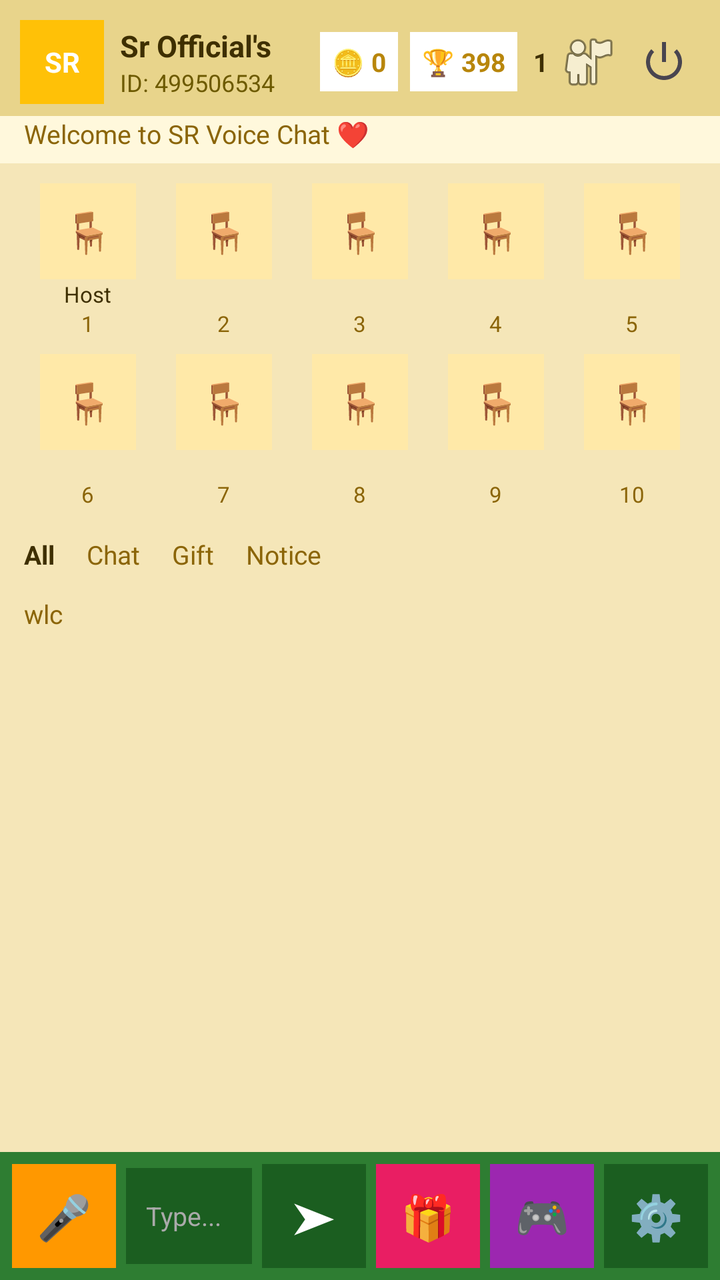
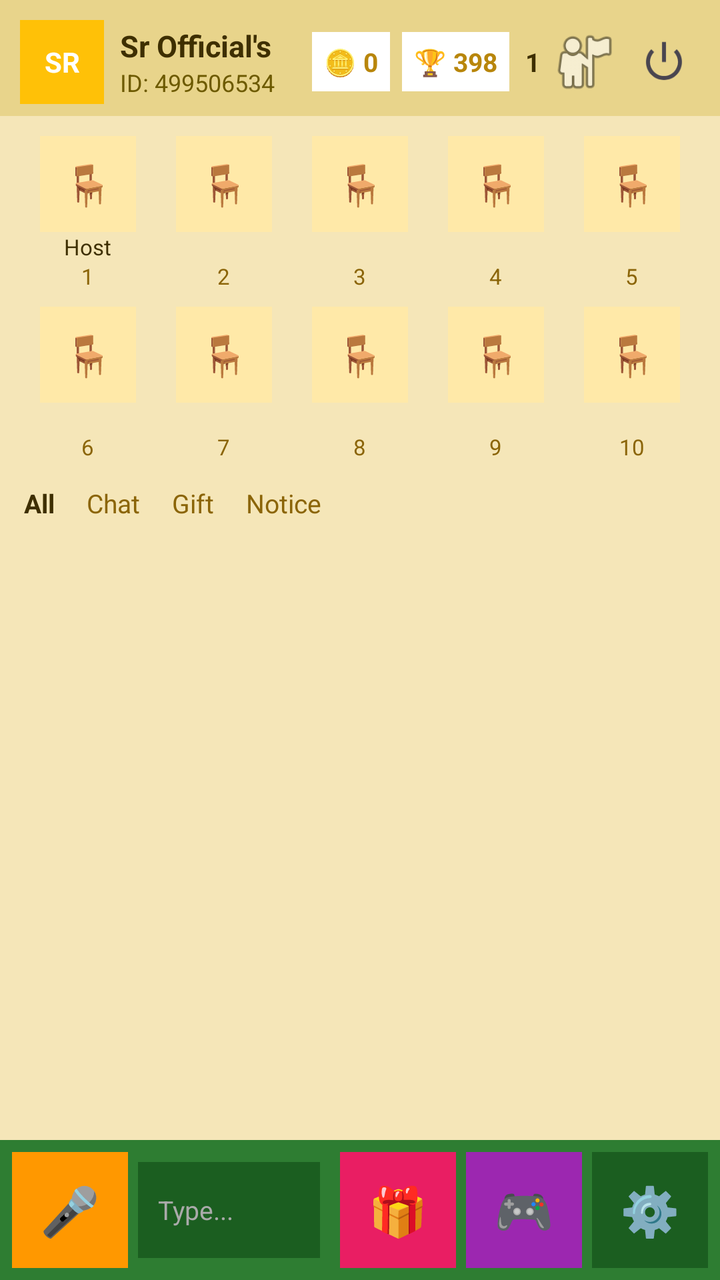

Two renders of the same Android screen: before a commit and after it. Below are the layout's source before the change and the commit's diff.
<!-- AndroidManifest.xml: activity theme Theme.SRVoiceChat -->
<!-- res/layout/activity_voice_room.xml -->
<?xml version="1.0" encoding="utf-8"?>
<LinearLayout xmlns:android="http://schemas.android.com/apk/res/android"
    android:layout_width="match_parent"
    android:layout_height="match_parent"
    android:orientation="vertical"
    android:background="#F5E6B8">

    
    <LinearLayout
        android:layout_width="match_parent"
        android:layout_height="wrap_content"
        android:orientation="horizontal"
        android:gravity="center_vertical"
        android:paddingStart="10dp"
        android:paddingEnd="10dp"
        android:paddingTop="10dp"
        android:paddingBottom="6dp"
        android:background="#E8D48B">

        <TextView
            android:id="@+id/roomHeaderProfileImg"
            android:layout_width="42dp"
            android:layout_height="42dp"
            android:gravity="center"
            android:text="SR"
            android:textColor="#FFFFFF"
            android:textSize="14sp"
            android:textStyle="bold"
            android:background="#FFC107" />

        <LinearLayout
            android:layout_width="0dp"
            android:layout_height="wrap_content"
            android:layout_weight="1"
            android:orientation="vertical"
            android:paddingStart="8dp">
            <TextView android:id="@+id/roomTitleText" android:layout_width="wrap_content" android:layout_height="wrap_content" android:text="Sr Official's Room" android:textColor="#3E2F00" android:textSize="15sp" android:textStyle="bold" android:maxLines="1" />
            <TextView android:id="@+id/roomInfoText" android:layout_width="wrap_content" android:layout_height="wrap_content" android:text="ID: 499506534" android:textColor="#6D5A00" android:textSize="12sp" />
        </LinearLayout>

        <LinearLayout android:layout_width="wrap_content" android:layout_height="wrap_content" android:orientation="horizontal" android:gravity="center_vertical" android:padding="6dp" android:background="#FFFFFF">
            <TextView android:id="@+id/textRoomCoins" android:layout_width="wrap_content" android:layout_height="wrap_content" android:text="🪙 0" android:textColor="#B8860B" android:textSize="13sp" android:textStyle="bold" />
        </LinearLayout>

        <LinearLayout android:id="@+id/btnInRoomRanking" android:layout_width="wrap_content" android:layout_height="wrap_content" android:orientation="horizontal" android:gravity="center_vertical" android:padding="6dp" android:layout_marginStart="6dp" android:background="#FFFFFF">
            <TextView android:layout_width="wrap_content" android:layout_height="wrap_content" android:text="🏆 398" android:textColor="#B8860B" android:textSize="13sp" android:textStyle="bold" />
        </LinearLayout>

        <TextView android:id="@+id/textOnlineCount" android:layout_width="wrap_content" android:layout_height="wrap_content" android:text="1" android:textColor="#3E2F00" android:textSize="13sp" android:textStyle="bold" android:paddingStart="8dp" />
        <ImageView android:id="@+id/btnOnlineList" android:layout_width="32dp" android:layout_height="32dp" android:layout_marginStart="4dp" android:src="@android:drawable/ic_menu_myplaces" android:contentDescription="Online" />
        <ImageButton android:id="@+id/btnPower" android:layout_width="36dp" android:layout_height="36dp" android:layout_marginStart="4dp" android:background="@android:color/transparent" android:src="@android:drawable/ic_lock_power_off" android:contentDescription="Power" />
    </LinearLayout>

    <TextView android:id="@+id/roomNoticeBarText" android:layout_width="match_parent" android:layout_height="wrap_content" android:paddingStart="12dp" android:paddingEnd="12dp" android:paddingBottom="6dp" android:background="#FFF8DC" android:text="Welcome to SR Voice Chat ❤️" android:textColor="#8B6508" android:textSize="13sp" />

    
    <LinearLayout android:layout_width="match_parent" android:layout_height="wrap_content" android:orientation="vertical" android:paddingStart="10dp" android:paddingEnd="10dp" android:paddingTop="6dp" android:background="#F5E6B8">
        <LinearLayout android:layout_width="match_parent" android:layout_height="wrap_content" android:orientation="horizontal" android:gravity="center" android:weightSum="5">
            <LinearLayout android:id="@+id/seat_0" android:layout_width="0dp" android:layout_height="wrap_content" android:layout_weight="1" android:orientation="vertical" android:gravity="center" android:padding="4dp">
                <TextView android:id="@+id/seatImg_0" android:layout_width="48dp" android:layout_height="48dp" android:gravity="center" android:text="🪑" android:textSize="20sp" android:background="#FFE9A8" />
                <TextView android:layout_width="wrap_content" android:layout_height="wrap_content" android:text="Host" android:textColor="#3E2F00" android:textSize="11sp" android:maxLines="1" />
                <TextView android:layout_width="wrap_content" android:layout_height="wrap_content" android:tag="seat_number" android:text="1" android:textColor="#8B6508" android:textSize="11sp" />
            </LinearLayout>
            <LinearLayout android:id="@+id/seat_1" android:layout_width="0dp" android:layout_height="wrap_content" android:layout_weight="1" android:orientation="vertical" android:gravity="center" android:padding="4dp">
                <TextView android:id="@+id/seatImg_1" android:layout_width="48dp" android:layout_height="48dp" android:gravity="center" android:text="🪑" android:textSize="20sp" android:background="#FFE9A8" />
                <TextView android:layout_width="wrap_content" android:layout_height="wrap_content" android:text="" android:textColor="#3E2F00" android:textSize="11sp" android:maxLines="1" />
                <TextView android:layout_width="wrap_content" android:layout_height="wrap_content" android:tag="seat_number" android:text="2" android:textColor="#8B6508" android:textSize="11sp" />
            </LinearLayout>
            <LinearLayout android:id="@+id/seat_2" android:layout_width="0dp" android:layout_height="wrap_content" android:layout_weight="1" android:orientation="vertical" android:gravity="center" android:padding="4dp">
                <TextView android:id="@+id/seatImg_2" android:layout_width="48dp" android:layout_height="48dp" android:gravity="center" android:text="🪑" android:textSize="20sp" android:background="#FFE9A8" />
                <TextView android:layout_width="wrap_content" android:layout_height="wrap_content" android:text="" android:textColor="#3E2F00" android:textSize="11sp" android:maxLines="1" />
                <TextView android:layout_width="wrap_content" android:layout_height="wrap_content" android:tag="seat_number" android:text="3" android:textColor="#8B6508" android:textSize="11sp" />
            </LinearLayout>
            <LinearLayout android:id="@+id/seat_3" android:layout_width="0dp" android:layout_height="wrap_content" android:layout_weight="1" android:orientation="vertical" android:gravity="center" android:padding="4dp">
                <TextView android:id="@+id/seatImg_3" android:layout_width="48dp" android:layout_height="48dp" android:gravity="center" android:text="🪑" android:textSize="20sp" android:background="#FFE9A8" />
                <TextView android:layout_width="wrap_content" android:layout_height="wrap_content" android:text="" android:textColor="#3E2F00" android:textSize="11sp" android:maxLines="1" />
                <TextView android:layout_width="wrap_content" android:layout_height="wrap_content" android:tag="seat_number" android:text="4" android:textColor="#8B6508" android:textSize="11sp" />
            </LinearLayout>
            <LinearLayout android:id="@+id/seat_4" android:layout_width="0dp" android:layout_height="wrap_content" android:layout_weight="1" android:orientation="vertical" android:gravity="center" android:padding="4dp">
                <TextView android:id="@+id/seatImg_4" android:layout_width="48dp" android:layout_height="48dp" android:gravity="center" android:text="🪑" android:textSize="20sp" android:background="#FFE9A8" />
                <TextView android:layout_width="wrap_content" android:layout_height="wrap_content" android:text="" android:textColor="#3E2F00" android:textSize="11sp" android:maxLines="1" />
                <TextView android:layout_width="wrap_content" android:layout_height="wrap_content" android:tag="seat_number" android:text="5" android:textColor="#8B6508" android:textSize="11sp" />
            </LinearLayout>
        </LinearLayout>
        <LinearLayout android:layout_width="match_parent" android:layout_height="wrap_content" android:orientation="horizontal" android:gravity="center" android:weightSum="5">
            <LinearLayout android:id="@+id/seat_5" android:layout_width="0dp" android:layout_height="wrap_content" android:layout_weight="1" android:orientation="vertical" android:gravity="center" android:padding="4dp">
                <TextView android:id="@+id/seatImg_5" android:layout_width="48dp" android:layout_height="48dp" android:gravity="center" android:text="🪑" android:textSize="20sp" android:background="#FFE9A8" />
                <TextView android:layout_width="wrap_content" android:layout_height="wrap_content" android:text="" android:textColor="#3E2F00" android:textSize="11sp" android:maxLines="1" />
                <TextView android:layout_width="wrap_content" android:layout_height="wrap_content" android:tag="seat_number" android:text="6" android:textColor="#8B6508" android:textSize="11sp" />
            </LinearLayout>
            <LinearLayout android:id="@+id/seat_6" android:layout_width="0dp" android:layout_height="wrap_content" android:layout_weight="1" android:orientation="vertical" android:gravity="center" android:padding="4dp">
                <TextView android:id="@+id/seatImg_6" android:layout_width="48dp" android:layout_height="48dp" android:gravity="center" android:text="🪑" android:textSize="20sp" android:background="#FFE9A8" />
                <TextView android:layout_width="wrap_content" android:layout_height="wrap_content" android:text="" android:textColor="#3E2F00" android:textSize="11sp" android:maxLines="1" />
                <TextView android:layout_width="wrap_content" android:layout_height="wrap_content" android:tag="seat_number" android:text="7" android:textColor="#8B6508" android:textSize="11sp" />
            </LinearLayout>
            <LinearLayout android:id="@+id/seat_7" android:layout_width="0dp" android:layout_height="wrap_content" android:layout_weight="1" android:orientation="vertical" android:gravity="center" android:padding="4dp">
                <TextView android:id="@+id/seatImg_7" android:layout_width="48dp" android:layout_height="48dp" android:gravity="center" android:text="🪑" android:textSize="20sp" android:background="#FFE9A8" />
                <TextView android:layout_width="wrap_content" android:layout_height="wrap_content" android:text="" android:textColor="#3E2F00" android:textSize="11sp" android:maxLines="1" />
                <TextView android:layout_width="wrap_content" android:layout_height="wrap_content" android:tag="seat_number" android:text="8" android:textColor="#8B6508" android:textSize="11sp" />
            </LinearLayout>
            <LinearLayout android:id="@+id/seat_8" android:layout_width="0dp" android:layout_height="wrap_content" android:layout_weight="1" android:orientation="vertical" android:gravity="center" android:padding="4dp">
                <TextView android:id="@+id/seatImg_8" android:layout_width="48dp" android:layout_height="48dp" android:gravity="center" android:text="🪑" android:textSize="20sp" android:background="#FFE9A8" />
                <TextView android:layout_width="wrap_content" android:layout_height="wrap_content" android:text="" android:textColor="#3E2F00" android:textSize="11sp" android:maxLines="1" />
                <TextView android:layout_width="wrap_content" android:layout_height="wrap_content" android:tag="seat_number" android:text="9" android:textColor="#8B6508" android:textSize="11sp" />
            </LinearLayout>
            <LinearLayout android:id="@+id/seat_9" android:layout_width="0dp" android:layout_height="wrap_content" android:layout_weight="1" android:orientation="vertical" android:gravity="center" android:padding="4dp">
                <TextView android:id="@+id/seatImg_9" android:layout_width="48dp" android:layout_height="48dp" android:gravity="center" android:text="🪑" android:textSize="20sp" android:background="#FFE9A8" />
                <TextView android:layout_width="wrap_content" android:layout_height="wrap_content" android:text="" android:textColor="#3E2F00" android:textSize="11sp" android:maxLines="1" />
                <TextView android:layout_width="wrap_content" android:layout_height="wrap_content" android:tag="seat_number" android:text="10" android:textColor="#8B6508" android:textSize="11sp" />
            </LinearLayout>
        </LinearLayout>
    </LinearLayout>

    <LinearLayout android:layout_width="match_parent" android:layout_height="wrap_content" android:orientation="horizontal" android:paddingStart="12dp" android:paddingTop="10dp" android:background="#F5E6B8">
        <TextView android:id="@+id/tabAll" android:layout_width="wrap_content" android:layout_height="wrap_content" android:text="All" android:textColor="#3E2F00" android:textSize="13sp" android:textStyle="bold" android:paddingEnd="16dp" />
        <TextView android:id="@+id/tabChat" android:layout_width="wrap_content" android:layout_height="wrap_content" android:text="Chat" android:textColor="#8B6508" android:textSize="13sp" android:paddingEnd="16dp" />
        <TextView android:id="@+id/tabGift" android:layout_width="wrap_content" android:layout_height="wrap_content" android:text="Gift" android:textColor="#8B6508" android:textSize="13sp" android:paddingEnd="16dp" />
        <TextView android:id="@+id/tabNotice" android:layout_width="wrap_content" android:layout_height="wrap_content" android:text="Notice" android:textColor="#8B6508" android:textSize="13sp" />
    </LinearLayout>

    <ScrollView android:id="@+id/chatScrollView" android:layout_width="match_parent" android:layout_height="0dp" android:layout_weight="1" android:padding="12dp" android:background="#F5E6B8">
        <LinearLayout android:id="@+id/chatListContainer" android:layout_width="match_parent" android:layout_height="wrap_content" android:orientation="vertical">
            <TextView android:id="@+id/textChatEmpty" android:layout_width="wrap_content" android:layout_height="wrap_content" android:text="wlc" android:textColor="#8B6508" android:textSize="13sp" />
        </LinearLayout>
    </ScrollView>

    <LinearLayout android:layout_width="match_parent" android:layout_height="wrap_content" android:orientation="horizontal" android:gravity="center_vertical" android:paddingStart="6dp" android:paddingEnd="6dp" android:paddingTop="6dp" android:paddingBottom="6dp" android:background="#2E7D32">
        <TextView android:id="@+id/btnMicToggle" android:layout_width="52dp" android:layout_height="52dp" android:gravity="center" android:text="🎤" android:textSize="22sp" android:textColor="#FFFFFF" android:background="#FF9800" />
        <EditText android:id="@+id/inputChatMessage" android:layout_width="0dp" android:layout_height="48dp" android:layout_weight="1" android:layout_marginStart="5dp" android:layout_marginEnd="5dp" android:hint="Type..." android:textColorHint="#AAAAAA" android:textColor="#FFFFFF" android:textSize="13sp" android:background="#1B5E20" android:paddingStart="10dp" android:singleLine="true" android:imeOptions="actionSend" />
        <TextView android:id="@+id/btnChatOption" android:layout_width="52dp" android:layout_height="52dp" android:gravity="center" android:text="➤" android:textSize="22sp" android:textColor="#FFFFFF" android:background="#1B5E20" />
        <TextView android:id="@+id/btnGiftBox" android:layout_width="52dp" android:layout_height="52dp" android:layout_marginStart="5dp" android:gravity="center" android:text="🎁" android:textSize="22sp" android:textColor="#FFFFFF" android:background="#E91E63" />
        <TextView android:id="@+id/btnGame" android:layout_width="52dp" android:layout_height="52dp" android:layout_marginStart="5dp" android:gravity="center" android:text="🎮" android:textSize="22sp" android:textColor="#FFFFFF" android:background="#9C27B0" />
        <TextView android:id="@+id/btnRoomTools" android:layout_width="52dp" android:layout_height="52dp" android:layout_marginStart="5dp" android:gravity="center" android:text="⚙️" android:textSize="22sp" android:textColor="#FFFFFF" android:background="#1B5E20" />
    </LinearLayout>
</LinearLayout>
<!-- resources referenced by this layout -->
<resources>
  <style name="Theme.SRVoiceChat" parent="Theme.Material3.DayNight.NoActionBar">
          <item name="colorPrimary">#FF4081</item>
          <item name="android:statusBarColor">#FF4081</item>
          <item name="android:windowLightStatusBar">true</item>
      </style>
</resources>

<!-- the commit's change to res/layout/activity_voice_room.xml (unified diff, before → after) -->
@@ -5,7 +5,6 @@
     android:orientation="vertical"
     android:background="#F5E6B8">
 
-    
     <LinearLayout
         android:layout_width="match_parent"
         android:layout_height="wrap_content"
@@ -47,13 +46,12 @@
         </LinearLayout>
 
         <TextView android:id="@+id/textOnlineCount" android:layout_width="wrap_content" android:layout_height="wrap_content" android:text="1" android:textColor="#3E2F00" android:textSize="13sp" android:textStyle="bold" android:paddingStart="8dp" />
-        <ImageView android:id="@+id/btnOnlineList" android:layout_width="32dp" android:layout_height="32dp" android:layout_marginStart="4dp" android:src="@android:drawable/ic_menu_myplaces" android:contentDescription="Online" />
+        <ImageView android:id="@+id/btnOnlineList" android:layout_width="36dp" android:layout_height="36dp" android:layout_marginStart="4dp" android:src="@android:drawable/ic_menu_myplaces" android:contentDescription="Online" />
         <ImageButton android:id="@+id/btnPower" android:layout_width="36dp" android:layout_height="36dp" android:layout_marginStart="4dp" android:background="@android:color/transparent" android:src="@android:drawable/ic_lock_power_off" android:contentDescription="Power" />
     </LinearLayout>
 
-    <TextView android:id="@+id/roomNoticeBarText" android:layout_width="match_parent" android:layout_height="wrap_content" android:paddingStart="12dp" android:paddingEnd="12dp" android:paddingBottom="6dp" android:background="#FFF8DC" android:text="Welcome to SR Voice Chat ❤️" android:textColor="#8B6508" android:textSize="13sp" />
+    
 
-    
     <LinearLayout android:layout_width="match_parent" android:layout_height="wrap_content" android:orientation="vertical" android:paddingStart="10dp" android:paddingEnd="10dp" android:paddingTop="6dp" android:background="#F5E6B8">
         <LinearLayout android:layout_width="match_parent" android:layout_height="wrap_content" android:orientation="horizontal" android:gravity="center" android:weightSum="5">
             <LinearLayout android:id="@+id/seat_0" android:layout_width="0dp" android:layout_height="wrap_content" android:layout_weight="1" android:orientation="vertical" android:gravity="center" android:padding="4dp">
@@ -111,7 +109,10 @@
         </LinearLayout>
     </LinearLayout>
 
-    <LinearLayout android:layout_width="match_parent" android:layout_height="wrap_content" android:orientation="horizontal" android:paddingStart="12dp" android:paddingTop="10dp" android:background="#F5E6B8">
+    
+    <TextView android:id="@+id/roomNoticeBarText" android:layout_width="match_parent" android:layout_height="wrap_content" android:paddingStart="12dp" android:paddingEnd="12dp" android:paddingTop="4dp" android:paddingBottom="4dp" android:background="#FFF8DC" android:text="" android:textColor="#8B6508" android:textSize="13sp" android:visibility="gone" />
+
+    <LinearLayout android:layout_width="match_parent" android:layout_height="wrap_content" android:orientation="horizontal" android:paddingStart="12dp" android:paddingTop="8dp" android:background="#F5E6B8">
         <TextView android:id="@+id/tabAll" android:layout_width="wrap_content" android:layout_height="wrap_content" android:text="All" android:textColor="#3E2F00" android:textSize="13sp" android:textStyle="bold" android:paddingEnd="16dp" />
         <TextView android:id="@+id/tabChat" android:layout_width="wrap_content" android:layout_height="wrap_content" android:text="Chat" android:textColor="#8B6508" android:textSize="13sp" android:paddingEnd="16dp" />
         <TextView android:id="@+id/tabGift" android:layout_width="wrap_content" android:layout_height="wrap_content" android:text="Gift" android:textColor="#8B6508" android:textSize="13sp" android:paddingEnd="16dp" />
@@ -120,16 +121,19 @@
 
     <ScrollView android:id="@+id/chatScrollView" android:layout_width="match_parent" android:layout_height="0dp" android:layout_weight="1" android:padding="12dp" android:background="#F5E6B8">
         <LinearLayout android:id="@+id/chatListContainer" android:layout_width="match_parent" android:layout_height="wrap_content" android:orientation="vertical">
-            <TextView android:id="@+id/textChatEmpty" android:layout_width="wrap_content" android:layout_height="wrap_content" android:text="wlc" android:textColor="#8B6508" android:textSize="13sp" />
+            <TextView android:id="@+id/textChatEmpty" android:layout_width="wrap_content" android:layout_height="wrap_content" android:text="" android:textColor="#8B6508" android:textSize="13sp" />
         </LinearLayout>
     </ScrollView>
 
+    
     <LinearLayout android:layout_width="match_parent" android:layout_height="wrap_content" android:orientation="horizontal" android:gravity="center_vertical" android:paddingStart="6dp" android:paddingEnd="6dp" android:paddingTop="6dp" android:paddingBottom="6dp" android:background="#2E7D32">
-        <TextView android:id="@+id/btnMicToggle" android:layout_width="52dp" android:layout_height="52dp" android:gravity="center" android:text="🎤" android:textSize="22sp" android:textColor="#FFFFFF" android:background="#FF9800" />
-        <EditText android:id="@+id/inputChatMessage" android:layout_width="0dp" android:layout_height="48dp" android:layout_weight="1" android:layout_marginStart="5dp" android:layout_marginEnd="5dp" android:hint="Type..." android:textColorHint="#AAAAAA" android:textColor="#FFFFFF" android:textSize="13sp" android:background="#1B5E20" android:paddingStart="10dp" android:singleLine="true" android:imeOptions="actionSend" />
-        <TextView android:id="@+id/btnChatOption" android:layout_width="52dp" android:layout_height="52dp" android:gravity="center" android:text="➤" android:textSize="22sp" android:textColor="#FFFFFF" android:background="#1B5E20" />
-        <TextView android:id="@+id/btnGiftBox" android:layout_width="52dp" android:layout_height="52dp" android:layout_marginStart="5dp" android:gravity="center" android:text="🎁" android:textSize="22sp" android:textColor="#FFFFFF" android:background="#E91E63" />
-        <TextView android:id="@+id/btnGame" android:layout_width="52dp" android:layout_height="52dp" android:layout_marginStart="5dp" android:gravity="center" android:text="🎮" android:textSize="22sp" android:textColor="#FFFFFF" android:background="#9C27B0" />
-        <TextView android:id="@+id/btnRoomTools" android:layout_width="52dp" android:layout_height="52dp" android:layout_marginStart="5dp" android:gravity="center" android:text="⚙️" android:textSize="22sp" android:textColor="#FFFFFF" android:background="#1B5E20" />
+        <TextView android:id="@+id/btnMicToggle" android:layout_width="58dp" android:layout_height="58dp" android:gravity="center" android:text="🎤" android:textSize="24sp" android:textColor="#FFFFFF" android:background="#FF9800" />
+        <LinearLayout android:layout_width="0dp" android:layout_height="wrap_content" android:layout_weight="1" android:layout_marginStart="5dp" android:layout_marginEnd="5dp" android:orientation="horizontal" android:gravity="center_vertical" android:background="#1B5E20" android:paddingStart="10dp" android:paddingEnd="6dp">
+            <EditText android:id="@+id/inputChatMessage" android:layout_width="0dp" android:layout_height="48dp" android:layout_weight="1" android:hint="Type..." android:textColorHint="#AAAAAA" android:textColor="#FFFFFF" android:textSize="13sp" android:background="@android:color/transparent" android:singleLine="true" android:imeOptions="actionSend" />
+            <TextView android:id="@+id/btnChatOption" android:layout_width="42dp" android:layout_height="42dp" android:gravity="center" android:text="⬆️" android:textSize="20sp" android:textColor="#FFFFFF" android:visibility="gone" />
+        </LinearLayout>
+        <TextView android:id="@+id/btnGiftBox" android:layout_width="58dp" android:layout_height="58dp" android:layout_marginStart="5dp" android:gravity="center" android:text="🎁" android:textSize="24sp" android:textColor="#FFFFFF" android:background="#E91E63" />
+        <TextView android:id="@+id/btnGame" android:layout_width="58dp" android:layout_height="58dp" android:layout_marginStart="5dp" android:gravity="center" android:text="🎮" android:textSize="24sp" android:textColor="#FFFFFF" android:background="#9C27B0" />
+        <TextView android:id="@+id/btnRoomTools" android:layout_width="58dp" android:layout_height="58dp" android:layout_marginStart="5dp" android:gravity="center" android:text="⚙️" android:textSize="24sp" android:textColor="#FFFFFF" android:background="#1B5E20" />
     </LinearLayout>
 </LinearLayout>
